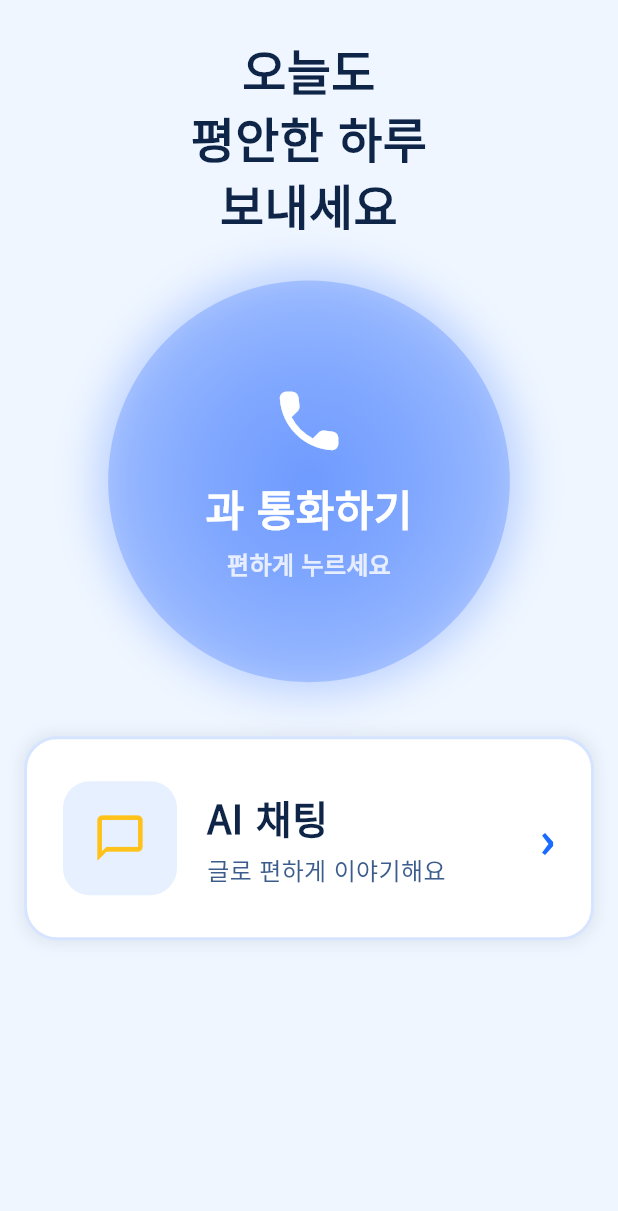
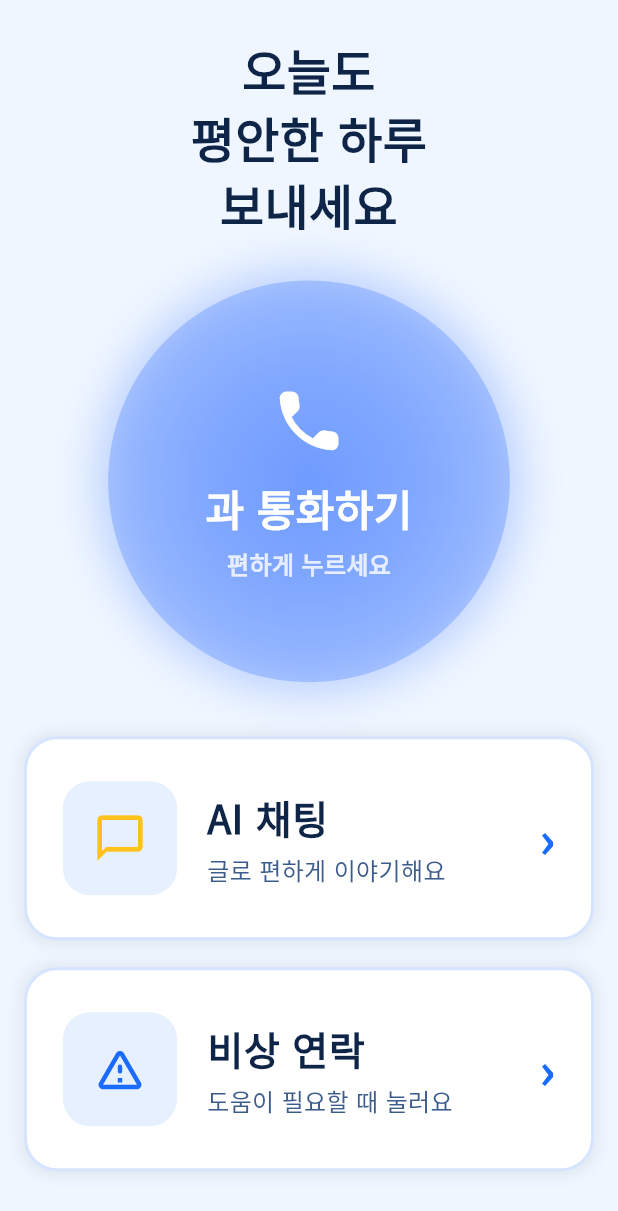
Before and after one commit to poro832/Neulbom, a Flutter app: the MainScreen screen opened directly, on a phone screen of 412 x 824 dp. Shown: the top 1211 px of the screen. Run offline on Flutter 3.47's test engine with Material 3 defaults, Android fonts, the phone set to English and light mode, and no system bars; our stand-ins replace firebase_auth, firebase_core, firebase_messaging, fl_chart, google_fonts, shared_preferences; accounts and stored records are empty; generated files the repository leaves out were written again.

Commit message:
feat: 어르신 메인 화면에 비상 연락 메뉴 카드를 더한다(팀원 화면과 맞춤)

```diff
--- a/client/lib/screens/main_screen.dart
+++ b/client/lib/screens/main_screen.dart
@@ -6,6 +6,7 @@ import 'package:google_fonts/google_fonts.dart';
 import 'package:shared_preferences/shared_preferences.dart';
 import 'calling_screen.dart';
 import 'ai_chat_screen.dart';
+import 'emergency_screen.dart';
 
 // 색상
 const Color eBg = Color(0xFFEFF6FF);
@@ -279,6 +280,22 @@ class _MainScreenState extends State<MainScreen> {
                     );
                   },
                 ),
+                const SizedBox(height: 18),
+                _buildMenuCard(
+                  title: '비상 연락',
+                  description: '도움이 필요할 때 눌러요',
+                  backgroundColor: eAccentSoft,
+                  iconColor: eAccent,
+                  icon: Icons.warning_amber_rounded,
+                  onTap: () {
+                    Navigator.push(
+                      context,
+                      MaterialPageRoute(
+                        builder: (context) => const EmergencyScreen(),
+                      ),
+                    );
+                  },
+                ),
               ],
             ),
           ),
```
